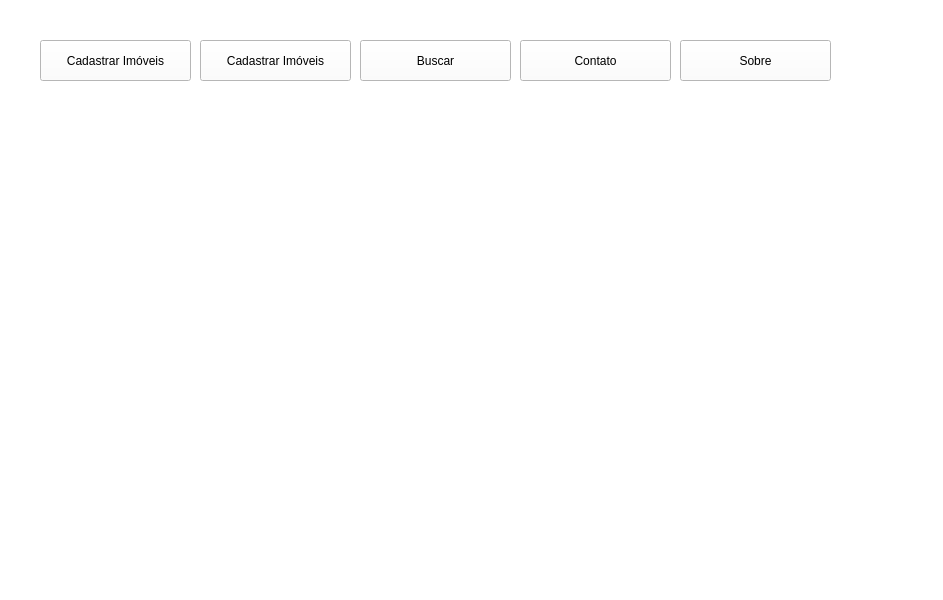
Before: the Qt Designer form Telas/main_tela.ui in lucasousa/Projeto-Loca-Facil, drawn with Qt 5.
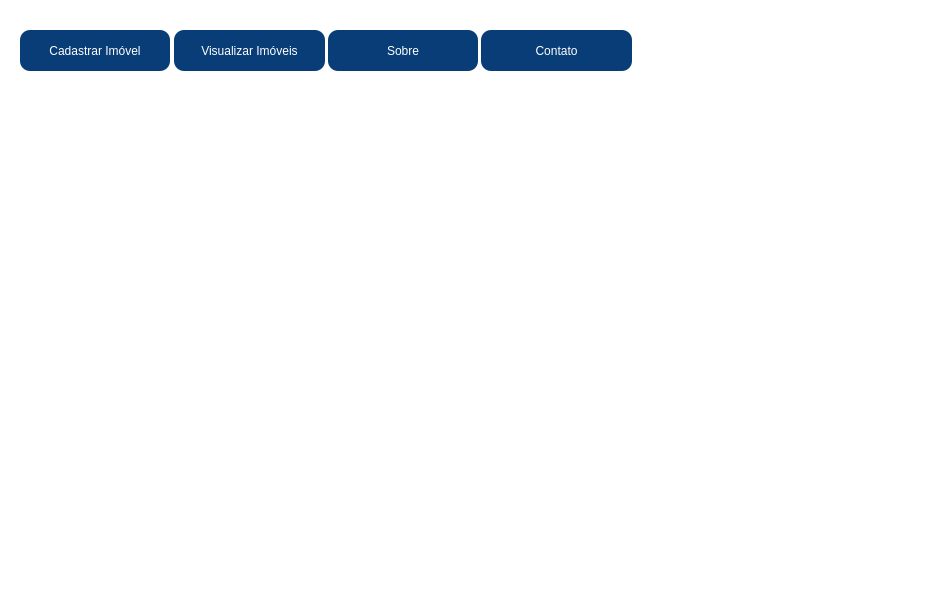
After: the same form once the commit is applied.

Commit message: modificacao da tela principal

Diff of the .ui file:
```diff
--- a/Telas/main_tela.ui
+++ b/Telas/main_tela.ui
@@ -18,121 +18,105 @@
 border-color: rgb(255, 255, 255);</string>
   </property>
   <widget class="QWidget" name="centralwidget">
-   <widget class="QPushButton" name="pushButton_4">
+   <widget class="QToolButton" name="toolButton">
     <property name="geometry">
      <rect>
-      <x>40</x>
-      <y>40</y>
-      <width>151</width>
+      <x>20</x>
+      <y>30</y>
+      <width>150</width>
       <height>41</height>
      </rect>
     </property>
-    <property name="cursor">
-     <cursorShape>PointingHandCursor</cursorShape>
+    <property name="minimumSize">
+     <size>
+      <width>150</width>
+      <height>40</height>
+     </size>
     </property>
     <property name="styleSheet">
-     <string notr="true">font: 11pt &quot;MS Shell Dlg 2&quot;;
-background-color: rgb(78, 89, 140);
-color: rgb(255, 255, 255);
-hover {
-  background-color: yellow;
-}</string>
+     <string notr="true">color: rgb(255, 255, 255);
+font: 75 11pt &quot;Gadugi&quot;;
+background-color: rgb(8, 61, 119);
+border-radius: 10px;
+</string>
     </property>
     <property name="text">
-     <string>Cadastrar Imóveis</string>
+     <string>Cadastrar Imóvel</string>
     </property>
    </widget>
-   <widget class="QPushButton" name="pushButton_5">
+   <widget class="QToolButton" name="toolButton_2">
     <property name="geometry">
      <rect>
-      <x>200</x>
-      <y>40</y>
-      <width>151</width>
+      <x>328</x>
+      <y>30</y>
+      <width>150</width>
       <height>41</height>
      </rect>
     </property>
-    <property name="cursor">
-     <cursorShape>PointingHandCursor</cursorShape>
+    <property name="minimumSize">
+     <size>
+      <width>150</width>
+      <height>40</height>
+     </size>
     </property>
     <property name="styleSheet">
-     <string notr="true">font: 11pt &quot;MS Shell Dlg 2&quot;;
-background-color: rgb(78, 89, 140);
-color: rgb(255, 255, 255);
-hover {
-  background-color: yellow;
-}</string>
-    </property>
-    <property name="text">
-     <string>Cadastrar Imóveis</string>
-    </property>
-   </widget>
-   <widget class="QPushButton" name="pushButton_6">
-    <property name="geometry">
-     <rect>
-      <x>360</x>
-      <y>40</y>
-      <width>151</width>
-      <height>41</height>
-     </rect>
-    </property>
-    <property name="cursor">
-     <cursorShape>PointingHandCursor</cursorShape>
-    </property>
-    <property name="styleSheet">
-     <string notr="true">font: 11pt &quot;MS Shell Dlg 2&quot;;
-background-color: rgb(78, 89, 140);
-color: rgb(255, 255, 255);
-hover {
-  background-color: yellow;
-}</string>
-    </property>
-    <property name="text">
-     <string>Buscar</string>
-    </property>
-   </widget>
-   <widget class="QPushButton" name="pushButton_7">
-    <property name="geometry">
-     <rect>
-      <x>680</x>
-      <y>40</y>
-      <width>151</width>
-      <height>41</height>
-     </rect>
-    </property>
-    <property name="cursor">
-     <cursorShape>PointingHandCursor</cursorShape>
-    </property>
-    <property name="styleSheet">
-     <string notr="true">font: 11pt &quot;MS Shell Dlg 2&quot;;
-background-color: rgb(78, 89, 140);
-color: rgb(255, 255, 255);
-hover {
-  background-color: yellow;
-}</string>
+     <string notr="true">color: rgb(255, 255, 255);
+font: 75 11pt &quot;Gadugi&quot;;
+background-color: rgb(8, 61, 119);
+border-radius: 10px;
+</string>
     </property>
     <property name="text">
      <string>Sobre</string>
     </property>
    </widget>
-   <widget class="QPushButton" name="pushButton_8">
+   <widget class="QToolButton" name="toolButton_3">
     <property name="geometry">
      <rect>
-      <x>520</x>
-      <y>40</y>
+      <x>174</x>
+      <y>30</y>
       <width>151</width>
       <height>41</height>
      </rect>
     </property>
-    <property name="cursor">
-     <cursorShape>PointingHandCursor</cursorShape>
+    <property name="minimumSize">
+     <size>
+      <width>150</width>
+      <height>40</height>
+     </size>
     </property>
     <property name="styleSheet">
-     <string notr="true">font: 11pt &quot;MS Shell Dlg 2&quot;;
-background-color: rgb(78, 89, 140);
-color: rgb(255, 255, 255);
-hover {
-  background-color: yellow;
-}</string>
+     <string notr="true">color: rgb(255, 255, 255);
+font: 75 11pt &quot;Gadugi&quot;;
+background-color: rgb(8, 61, 119);
+border-radius: 10px;
+</string>
+    </property>
+    <property name="text">
+     <string>Visualizar Imóveis</string>
+    </property>
+   </widget>
+   <widget class="QToolButton" name="toolButton_4">
+    <property name="geometry">
+     <rect>
+      <x>481</x>
+      <y>30</y>
+      <width>151</width>
+      <height>41</height>
+     </rect>
+    </property>
+    <property name="minimumSize">
+     <size>
+      <width>150</width>
+      <height>40</height>
+     </size>
+    </property>
+    <property name="styleSheet">
+     <string notr="true">color: rgb(255, 255, 255);
+font: 75 11pt &quot;Gadugi&quot;;
+background-color: rgb(8, 61, 119);
+border-radius: 10px;
+</string>
     </property>
     <property name="text">
      <string>Contato</string>
```
